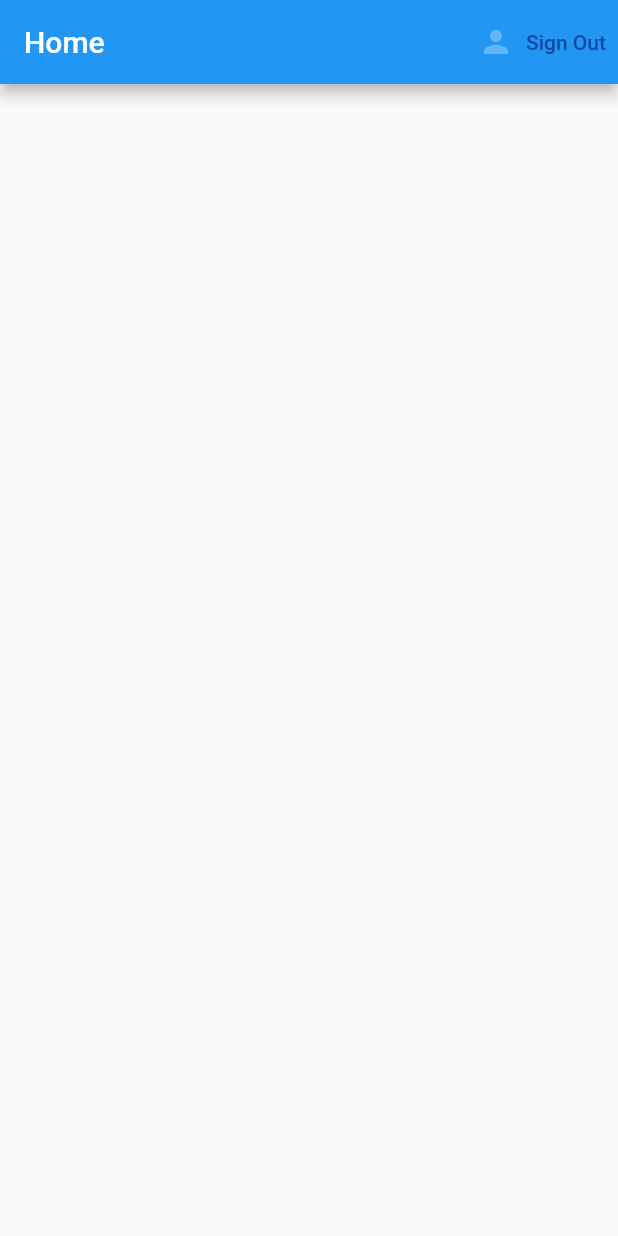
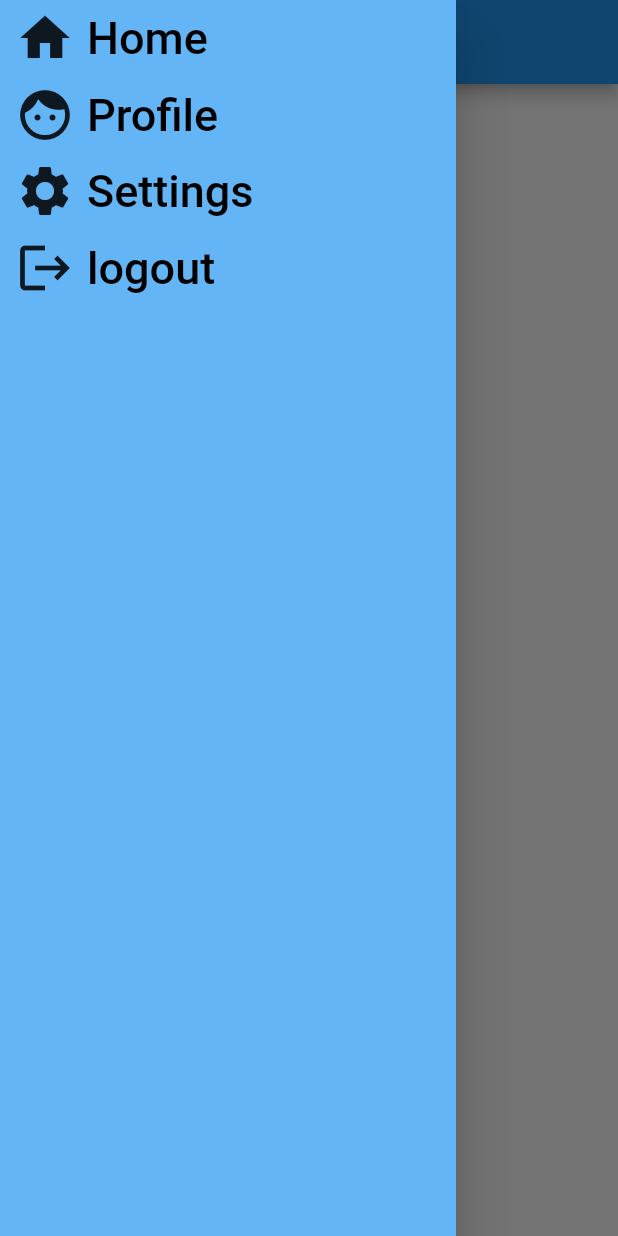
Before and after one commit to mohamedafify/MyProperty, a Flutter app: the screen it shows once a user with an empty profile is signed in, with the side drawer open (before the commit the screen has no drawer), on a phone screen of 412 x 824 dp. Run offline on Flutter 3.47's test engine with Material 2 defaults, Android fonts, the phone set to English and light mode, and no system bars; our stand-ins replace cloud_firestore, firebase_auth, firebase_core, flutter_spinkit; accounts and stored records are empty; Roboto replaces fonts that are missing (Sans).

Commit message:
[feat and modify]
-fix indentation
-created settings and profile pages
-created a Drawer in the home page to navigate to settings, profile and
logout
-fix wrong naming

```diff
--- a/lib/main.dart
+++ b/lib/main.dart
@@ -8,14 +8,13 @@ import 'package:provider/provider.dart';
 
 
 Future<void> main() async{
-    WidgetsFlutterBinding.ensureInitialized();
-    await Firebase.initializeApp();
-    runApp(MyApp());
+	WidgetsFlutterBinding.ensureInitialized();
+	await Firebase.initializeApp();
+	runApp(MyApp());
 }
 
 class MyApp extends StatelessWidget {
-  // This widget is the root of your application.
-  @override
+	@override
 	Widget build(BuildContext context) {
 		return StreamProvider<MyUser>.value(
 			value: AuthService().user,
--- a/lib/screens/authenticate/register.dart
+++ b/lib/screens/authenticate/register.dart
@@ -8,7 +8,7 @@ import 'package:MyProperty/utils/show_dialog.dart';
 
 class Register extends StatefulWidget {
 	@override
-  	_RegisterState createState() => _RegisterState();
+	_RegisterState createState() => _RegisterState();
 }
 
 class _RegisterState extends State<Register> {
--- a/lib/screens/authenticate/sign_in.dart
+++ b/lib/screens/authenticate/sign_in.dart
@@ -36,8 +36,8 @@ class _SignInState extends State<SignIn> {
 				),
 			),
 			body: Center(
-			child: Container(
-				padding: EdgeInsets.symmetric(vertical: 10.0, horizontal: 40.0),
+				child: Container(
+					padding: EdgeInsets.symmetric(vertical: 10.0, horizontal: 40.0),
 					child: Form(
 						key: _formKey,
 						child: Column(
--- a/lib/screens/home/home.dart
+++ b/lib/screens/home/home.dart
@@ -1,3 +1,5 @@
+import 'package:MyProperty/screens/home/profile.dart';
+import 'package:MyProperty/screens/home/settings.dart';
 import 'package:flutter/material.dart';
 import 'package:MyProperty/utils/constant.dart';
 import 'package:MyProperty/services/auth.dart';
@@ -13,31 +15,152 @@ class Home extends StatefulWidget {
 class _HomeState extends State<Home> {
 
 	final AuthService _auth = AuthService();
+	final GlobalKey<ScaffoldState> _scaffoldKey = GlobalKey<ScaffoldState>();
 
 	@override
 	Widget build(BuildContext context) {
 	final user = Provider.of<MyUser>(context);
 
 		return Scaffold(
+			key: _scaffoldKey,
 			appBar: AppBar(
+				leading: IconButton(
+					icon: Icon(Icons.menu),
+					onPressed: () {
+						setState(() {
+							_scaffoldKey.currentState.openDrawer();
+						});
+					},
+				),
 				title: Text("Home"),
-				actions: [
-					TextButton.icon(
-						icon: Icon(
-							Icons.person,
+			),
+			drawer: Drawer(
+				child: Container(
 					color: Constant.backgroundColor,
+					child: ListView(
+						children:<Widget> [
+							Container(
+								child: Row(
+									mainAxisAlignment: MainAxisAlignment.start,
+									mainAxisSize: MainAxisSize.max,
+									children: [
+										SizedBox(
+											width: 10,
 										),
-						label: Text(
-							"Sign Out",
+										Icon(
+											Icons.home,
+											size: 40.0,
+										),
+										TextButton(
+											child: Text(
+												"Home",
 												style: TextStyle(
-								color: Constant.buttonTextColor
+													fontSize: 30,
+													color: Colors.black,
 												),
 											),
-						onPressed: () async {
-							await _auth.signOut();
-						},
+											onPressed: () {
+												// close drawer because i am already in home
+												Navigator.pop(context);
+											}
+										),
+									],
+								)
+							),
+							Container(
+								child: Row(
+									mainAxisAlignment: MainAxisAlignment.start,
+									mainAxisSize: MainAxisSize.max,
+									children: [
+										SizedBox(
+											width: 10,
+										),
+										Icon(
+											Icons.face,
+											size: 40.0,
+										),
+										TextButton(
+											child: Text(
+												"Profile",
+												style: TextStyle(
+													fontSize: 30,
+													color: Colors.black,
+												),
+											),
+											onPressed: () {
+												// close drawer
+												Navigator.pop(context);
+												Navigator.push(
+													context,
+													MaterialPageRoute(builder: (context) => Profile()),
+												);
+											}
+										),
+									],
+								)
+							),
+							Container(
+								child: Row(
+									mainAxisAlignment: MainAxisAlignment.start,
+									mainAxisSize: MainAxisSize.max,
+									children: [
+										SizedBox(
+											width: 10,
+										),
+										Icon(
+											Icons.settings,
+											size: 40.0,
+										),
+										TextButton(
+											child: Text(
+												"Settings",
+												style: TextStyle(
+													fontSize: 30,
+													color: Colors.black,
+												),
+											),
+											onPressed: () {
+												// close drawer
+												Navigator.pop(context);
+												Navigator.push(
+													context,
+													MaterialPageRoute(builder: (context) => Settings()),
+												);
+											}
+										),
+									],
+								)
+							),
+							Container(
+								child: Row(
+									mainAxisAlignment: MainAxisAlignment.start,
+									mainAxisSize: MainAxisSize.max,
+									children: [
+										SizedBox(
+											width: 10,
+										),
+										Icon(
+											Icons.logout,
+											size: 40.0,
+										),
+										TextButton(
+											child: Text(
+												"logout",
+												style: TextStyle(
+													fontSize: 30,
+													color: Colors.black,
+												),
+											),
+											onPressed: () {
+												_auth.signOut();
+											}
+										),
+									],
+								)
 							)
 						],
+					),
+				)
 			),
 		);
 	}
--- /dev/null
+++ b/lib/screens/home/profile.dart
@@ -0,0 +1,21 @@
+import 'package:MyProperty/utils/constant.dart';
+import 'package:flutter/material.dart';
+
+class Profile extends StatefulWidget {
+	@override
+	_ProfileState createState() => _ProfileState();
+}
+
+class _ProfileState extends State<Profile> {
+	@override
+	Widget build(BuildContext context) {
+		return Container(
+			color: Constant.backgroundColor,
+			child: Scaffold(
+				appBar: AppBar(
+					title: Text("Profile"),
+				),
+			),
+		);
+	}
+}
--- /dev/null
+++ b/lib/screens/home/settings.dart
@@ -0,0 +1,21 @@
+import 'package:MyProperty/utils/constant.dart';
+import 'package:flutter/material.dart';
+
+class Settings extends StatefulWidget {
+	@override
+	_SettingsState createState() => _SettingsState();
+}
+
+class _SettingsState extends State<Settings> {
+	@override
+	Widget build(BuildContext context) {
+		return Container(
+			color: Constant.backgroundColor,
+			child: Scaffold(
+				appBar: AppBar(
+					title: Text("Settings"),
+				),
+			),
+		);
+	}
+}
--- a/lib/screens/wrapper.dart
+++ b/lib/screens/wrapper.dart
@@ -7,7 +7,7 @@ import 'package:provider/provider.dart';
 class Wrapper extends StatelessWidget {
 	@override
 	Widget build(BuildContext context) {
-	  // return authenticate, home page
+		// return authenticate or home page
 		final user = Provider.of<MyUser>(context);
 		// checks if the user is logged in
 		if (user != null) {
--- a/lib/services/auth.dart
+++ b/lib/services/auth.dart
@@ -35,7 +35,6 @@ class AuthService {
 	Future registerWithEmailandPassword(String email, String password, String name) async {
 		try {
 			await _auth.createUserWithEmailAndPassword(email: email, password: password);
-			// await FirebaseAuth.instance.currentUser.updateProfile(displayName: name);
 			developer.log("registered Successfully", name: "auth_register");
 			MyUser myUser = _userFromFirebaseUser(FirebaseAuth.instance.currentUser);
 			myUser.updateUser(name: name);
--- a/lib/services/database.dart
+++ b/lib/services/database.dart
@@ -1,4 +1,3 @@
-import 'package:MyProperty/models/property.dart';
 import 'package:MyProperty/models/user.dart';
 import 'package:cloud_firestore/cloud_firestore.dart';
 
@@ -7,10 +6,11 @@ class DatabaseService {
 	final String uid;
 	DatabaseService({this.uid});
 
-	final CollectionReference propertyCollection = FirebaseFirestore.instance.collection("users");
+	final CollectionReference userCollection = FirebaseFirestore.instance.collection("users");
+	// final CollectionReference propertiesCollection = FirebaseFirestore.instance.collection("properties");
 
 	Future updateUserData(MyUser user) async {
-		return await propertyCollection.doc(uid).set({
+		return await userCollection.doc(uid).set({
 			"uid":user.uid,
 			"name":user.name,
 			"email":user.email,
```
Also changed, not shown: lib/screens/authenticate/authenticate.dart (indentation only). Lines whose indentation alone changed are shown as unchanged.
